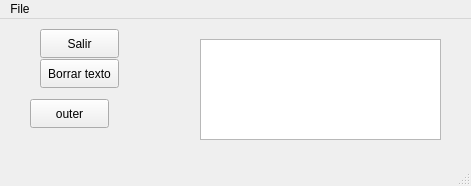
Above: lectures/lecture13/qtwindow.ui from mdrorum/advancedprogramming before the change. Below: the same form after it.
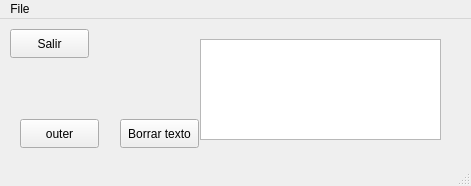
That is the form after the change.

```diff
--- a/lectures/lecture13/qtwindow.ui
+++ b/lectures/lecture13/qtwindow.ui
@@ -17,7 +17,7 @@
    <widget class="QPushButton" name="pushButton">
     <property name="geometry">
      <rect>
-      <x>40</x>
+      <x>10</x>
       <y>10</y>
       <width>79</width>
       <height>29</height>
@@ -40,8 +40,8 @@
    <widget class="QPushButton" name="pushButton_2">
     <property name="geometry">
      <rect>
-      <x>40</x>
-      <y>40</y>
+      <x>120</x>
+      <y>100</y>
       <width>79</width>
       <height>29</height>
      </rect>
@@ -53,8 +53,8 @@
    <widget class="QPushButton" name="outer">
     <property name="geometry">
      <rect>
-      <x>30</x>
-      <y>80</y>
+      <x>20</x>
+      <y>100</y>
       <width>79</width>
       <height>29</height>
      </rect>
```
Left out of the diff: 36 changed lines with no effect on the pictures.
